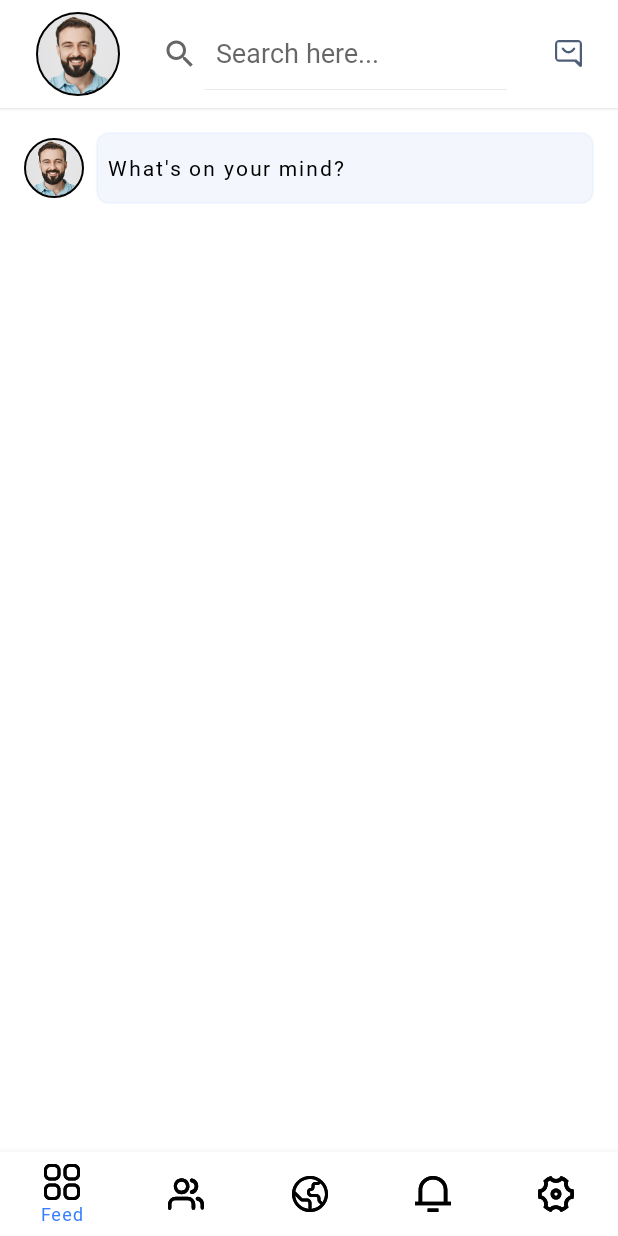
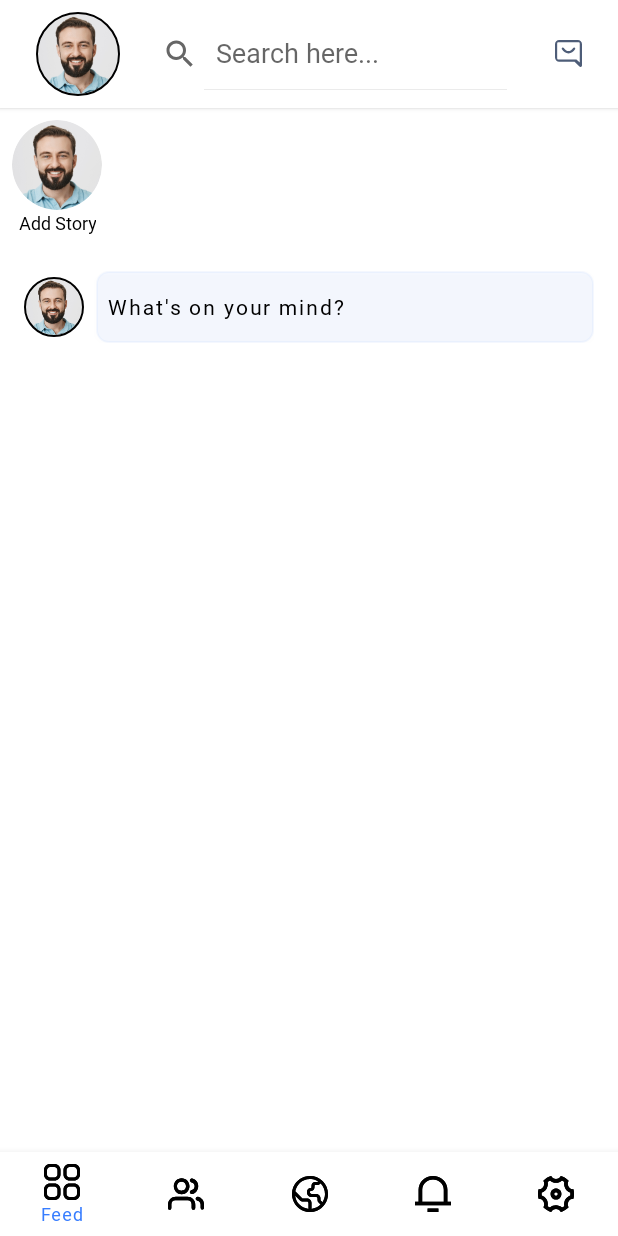
Before and after one commit to rafi-am7/Meetmax, an Android app: the FeedFragment screen opened directly, with no data from a screen before it, on a phone screen of 412 x 824 dp. Run offline under Robolectric (Android 15) with nearby library versions, the phone set to English and light mode, and no system bars; our stand-ins replace CircleImageView, Firebase (no records; nobody signed in at launch, a user with empty details on screens opened directly), androidx.preference.

Commit message:
story final

```diff
--- a/Meetmax/app/build.gradle
+++ b/Meetmax/app/build.gradle
@@ -50,4 +50,5 @@ dependencies {
     implementation 'com.google.firebase:firebase-firestore:25.0.0'
     implementation 'de.hdodenhof:circleimageview:3.1.0'
     implementation 'com.google.firebase:firebase-auth:23.0.0'
+    implementation 'com.squareup.picasso:picasso:2.71828'
 }
--- a/Meetmax/app/src/main/java/adapters/FeedPostAdapter.java
+++ b/Meetmax/app/src/main/java/adapters/FeedPostAdapter.java
@@ -1,4 +1,6 @@
 package adapters;
+
+
 
 import static com.example.meetmax.FeedFragment.getCurrentTimestamp;
 import static com.example.meetmax.FeedFragment.getCurrentUserId;
--- /dev/null
+++ b/Meetmax/app/src/main/java/adapters/StoryAdapter.java
@@ -0,0 +1,85 @@
+package adapters;
+
+import android.content.Context;
+import android.view.LayoutInflater;
+import android.view.View;
+import android.view.ViewGroup;
+import android.widget.ImageView;
+import android.widget.LinearLayout;
+import android.widget.TextView;
+
+import androidx.annotation.NonNull;
+import androidx.recyclerview.widget.RecyclerView;
+
+import com.bumptech.glide.Glide;
+import com.example.meetmax.R;
+
+import java.util.ArrayList;
+
+import de.hdodenhof.circleimageview.CircleImageView;
+import models.StoryModel;
+
+public class StoryAdapter extends RecyclerView.Adapter<StoryAdapter.StoryViewHolder> {
+
+    private Context context;
+    private ArrayList<StoryModel> storyList;
+    private OnStoryClickListener onStoryClickListener;
+
+    public StoryAdapter(Context context, ArrayList<StoryModel> storyList) {
+        this.context = context;
+        this.storyList = storyList;
+    }
+
+    @NonNull
+    @Override
+    public StoryViewHolder onCreateViewHolder(@NonNull ViewGroup parent, int viewType) {
+        View view = LayoutInflater.from(context).inflate(R.layout.story_item, parent, false);
+        return new StoryViewHolder(view);
+    }
+
+    @Override
+    public void onBindViewHolder(@NonNull StoryViewHolder holder, int position) {
+        StoryModel story = storyList.get(position);
+
+        if (position == 0) {
+            // First item is the upload button
+        } else {
+
+            if (story.getStoryImageUrl() != null && !story.getStoryImageUrl().isEmpty()) {
+                Glide.with(context).load(story.getStoryImageUrl()).into(holder.storyImage);
+            } else {
+                holder.storyImage.setImageResource(R.drawable.profile_photo);
+            }
+        }
+
+        holder.itemView.setOnClickListener(v -> {
+            if (onStoryClickListener != null) {
+                onStoryClickListener.onStoryClick(position);
+            }
+        });
+    }
+
+    @Override
+    public int getItemCount() {
+        return storyList.size();
+    }
+
+    public void setOnStoryClickListener(OnStoryClickListener onStoryClickListener) {
+        this.onStoryClickListener = onStoryClickListener;
+    }
+
+    public interface OnStoryClickListener {
+        void onStoryClick(int position);
+    }
+
+    static class StoryViewHolder extends RecyclerView.ViewHolder {
+        LinearLayout storyUploadLayout;
+        CircleImageView storyImage;
+
+        public StoryViewHolder(@NonNull View itemView) {
+            super(itemView);
+            storyUploadLayout = itemView.findViewById(R.id.story_upload_layout);
+            storyImage = itemView.findViewById(R.id.story_profile_pic);
+        }
+    }
+}
--- a/Meetmax/app/src/main/res/layout/fragment_feed.xml
+++ b/Meetmax/app/src/main/res/layout/fragment_feed.xml
@@ -45,7 +45,6 @@
     </Toolbar>
 
     <androidx.recyclerview.widget.RecyclerView
-        android:visibility="gone"
         android:layout_below="@id/feed_tool_bar"
         android:id="@+id/story_recylerview"
         android:layout_width="match_parent"
--- /dev/null
+++ b/Meetmax/app/src/main/res/layout/story_item.xml
@@ -0,0 +1,32 @@
+<?xml version="1.0" encoding="utf-8"?>
+<RelativeLayout xmlns:android="http://schemas.android.com/apk/res/android"
+    android:layout_width="wrap_content"
+    android:layout_height="wrap_content"
+    android:padding="8dp">
+
+    <!-- Layout for Story Upload -->
+    <LinearLayout
+        android:id="@+id/story_upload_layout"
+        android:layout_width="wrap_content"
+        android:layout_height="wrap_content"
+        android:orientation="vertical"
+        android:gravity="center">
+
+        <de.hdodenhof.circleimageview.CircleImageView
+            android:id="@+id/story_profile_pic"
+            android:layout_width="60dp"
+            android:layout_height="60dp"
+            android:src="@drawable/profile_photo" />
+
+        <TextView
+            android:layout_width="wrap_content"
+            android:layout_height="wrap_content"
+            android:text="Add Story"
+            android:textSize="12sp"
+            android:textColor="@color/black"
+            android:gravity="center" />
+
+    </LinearLayout>
+
+
+</RelativeLayout>
```
Also changed, not shown: Meetmax/app/src/main/AndroidManifest.xml (+7 -5 lines), Meetmax/app/src/main/java/com/example/meetmax/FeedFragment.java (+154 -75 lines), Meetmax/app/src/main/java/com/example/meetmax/StoryDetailsActivity.java (added, +70 -0 lines), Meetmax/app/src/main/java/models/StoryModel.java (added, +82 -0 lines), Meetmax/app/src/main/res/drawable/ic_add_story.xml (added, +12 -0 lines), Meetmax/app/src/main/res/drawable/ic_close.xml (added, +12 -0 lines), Meetmax/app/src/main/res/layout/activity_story_details.xml (added, +29 -0 lines).
